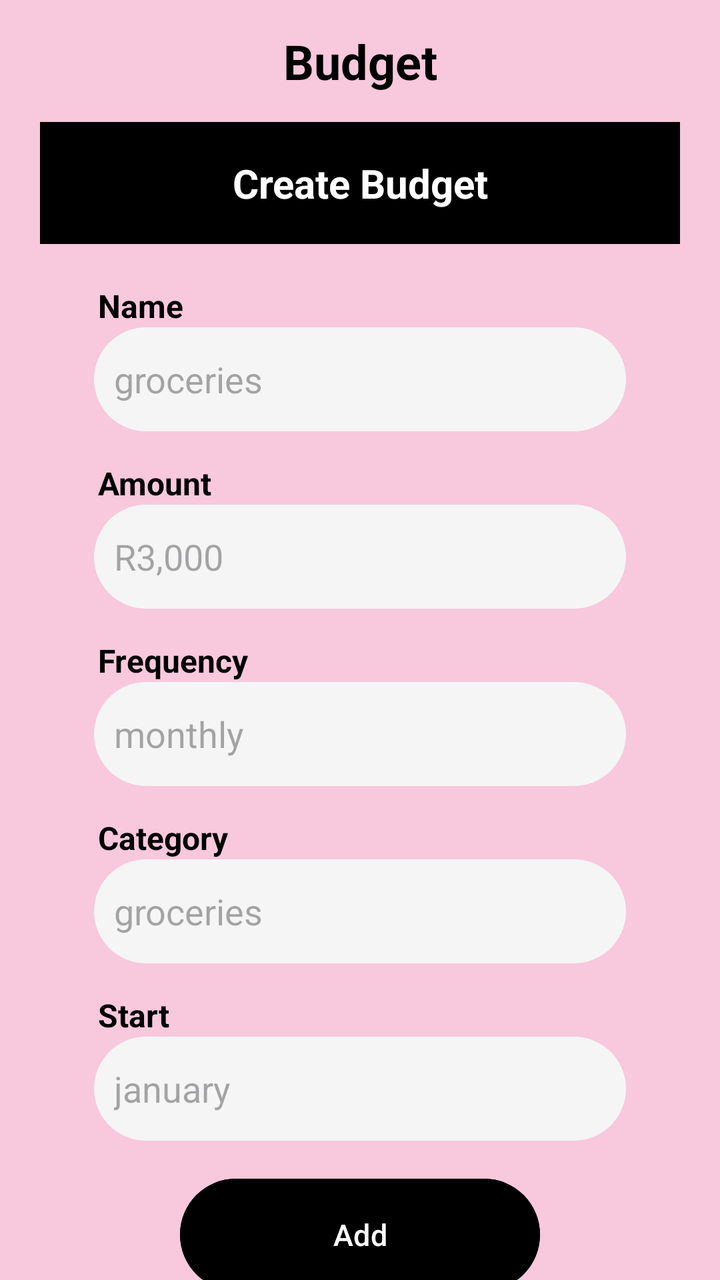
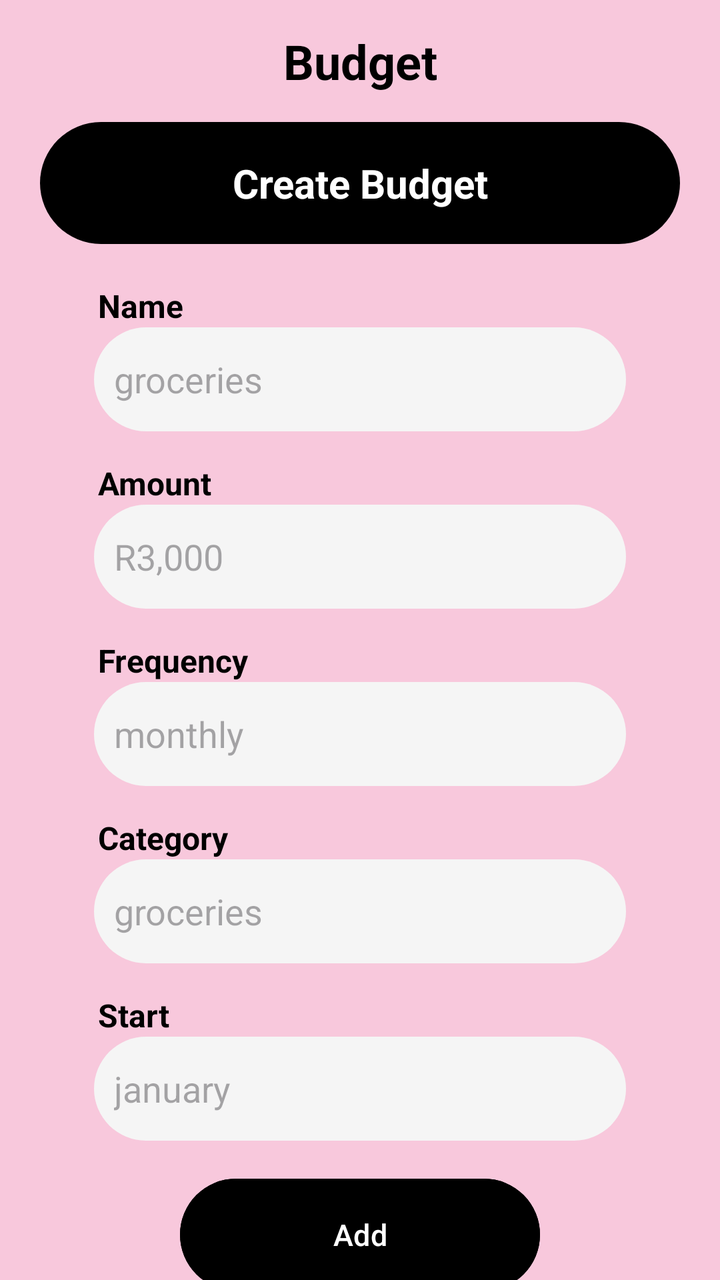

Two renders of the same Android screen: before a commit and after it. Below are the layout's source before the change and the commit's diff.
<!-- AndroidManifest.xml: application theme Theme.PiggyApp -->
<!-- res/layout/activity_budget.xml -->
<?xml version="1.0" encoding="utf-8"?>
<LinearLayout xmlns:android="http://schemas.android.com/apk/res/android"
    xmlns:app="http://schemas.android.com/apk/res-auto"
    xmlns:tools="http://schemas.android.com/tools"
    android:id="@+id/main"
    android:layout_width="match_parent"
    android:layout_height="match_parent"
    android:orientation="vertical"
    tools:context=".BudgetActivity">

<LinearLayout
    android:layout_width="match_parent"
    android:layout_height="match_parent"
    android:background="@color/piggy_pink"
    android:gravity="center_horizontal"
    android:orientation="vertical">

    <TextView
        android:id="@+id/textView"
        android:layout_width="262dp"
        android:layout_height="61dp"
        android:gravity="center"
        android:text="Budget"
        android:textStyle="bold"
        android:textColor="@color/piggy_black"
        android:textAlignment="center"
        android:textSize="24sp" />
    <TextView
        android:id="@+id/textView22"
        android:layout_width="match_parent"
        android:layout_height="61dp"
        android:gravity="center"
        android:text="Create Budget"
        android:textAlignment="center"
        android:textStyle="bold"
        android:textSize="20sp"
        android:textColor="@color/piggy_white"
        android:background="@color/piggy_black"
        android:layout_marginBottom="20dp"
        android:layout_marginLeft="20dp"
        android:layout_marginRight="20dp" />

    <TextView
        android:id="@+id/textView24"
        android:layout_width="262dp"
        android:layout_height="wrap_content"
        android:text="Name"
        android:textAlignment="textStart"
        android:textColor="@color/piggy_black"
        android:textSize="16sp"
        android:textStyle="bold" />

    <EditText
        android:id="@+id/edtUsername"
        android:layout_width="266dp"
        android:layout_height="52dp"
        android:layout_marginBottom="15dp"
        android:background="@drawable/rounded_corners"
        android:ems="10"
        android:hint="groceries"
        android:inputType="text"
        android:paddingLeft="10dp" />

    <TextView
        android:id="@+id/textView23"
        android:layout_width="262dp"
        android:layout_height="wrap_content"
        android:text="Amount"
        android:textAlignment="textStart"
        android:textColor="@color/piggy_black"
        android:textSize="16sp"
        android:textStyle="bold" />

    <EditText
        android:id="@+id/editTextText2"
        android:layout_width="266dp"
        android:layout_height="52dp"
        android:layout_marginBottom="15dp"
        android:background="@drawable/rounded_corners"
        android:ems="10"
        android:hint="R3,000"
        android:inputType="number"
        android:paddingLeft="10dp" />

    <TextView
        android:id="@+id/textView25"
        android:layout_width="262dp"
        android:layout_height="wrap_content"
        android:text="Frequency"
        android:textAlignment="textStart"
        android:textColor="@color/piggy_black"
        android:textSize="16sp"
        android:textStyle="bold"/>

    <EditText
        android:id="@+id/editTextText3"
        android:layout_width="266dp"
        android:layout_height="52dp"
        android:layout_marginBottom="15dp"
        android:background="@drawable/rounded_corners"
        android:ems="10"
        android:hint="monthly"
        android:inputType="text"
        android:paddingLeft="10dp" />

    <TextView
        android:id="@+id/textView26"
        android:layout_width="262dp"
        android:layout_height="wrap_content"
        android:text="Category"
        android:textAlignment="textStart"
        android:textColor="@color/piggy_black"
        android:textSize="16sp"
        android:textStyle="bold" />

    <EditText
        android:id="@+id/editTextText33"
        android:layout_width="266dp"
        android:layout_height="52dp"
        android:layout_marginBottom="15dp"
        android:background="@drawable/rounded_corners"
        android:ems="10"
        android:hint="groceries"
        android:inputType="text"
        android:paddingLeft="10dp" />

    <TextView
        android:id="@+id/textView222"
        android:layout_width="262dp"
        android:layout_height="wrap_content"
        android:text="Start"
        android:textAlignment="textStart"
        android:textColor="@color/piggy_black"
        android:textSize="16sp"
        android:textStyle="bold" />

    <EditText
        android:id="@+id/editTextText4"
        android:layout_width="266dp"
        android:layout_height="52dp"
        android:layout_marginBottom="15dp"
        android:background="@drawable/rounded_corners"
        android:ems="10"
        android:hint="january"
        android:inputType="text"
        android:paddingLeft="10dp" />

    <Button
        android:id="@+id/btnLogin"
        android:layout_width="180dp"
        android:layout_height="64dp"
        android:backgroundTint="@color/piggy_black"
        android:text="Add"
        android:textSize="15sp" />
    <Button
        android:id="@+id/myBudgetsButton"
        android:layout_width="180dp"
        android:layout_height="64dp"
        android:backgroundTint="@color/piggy_black"
        android:text="My Budgets"
        android:textSize="15sp" />


</LinearLayout>

</LinearLayout>
<!-- resources referenced by this layout -->
<resources>
  <color name="piggy_black">#000000</color>
  <color name="piggy_pink">#F8C8DC</color>
  <color name="piggy_white">#FFFFFF</color>
  <!-- drawable rounded_corners (drawable) -->
  <?xml version="1.0" encoding="utf-8"?>
  <shape xmlns:android="http://schemas.android.com/apk/res/android"
      android:shape="rectangle"
      android:padding="10dp">
  
      <solid android:color="@color/piggy_gray" />
      <corners
  
          android:radius="250dp"/>
  </shape>
  <style name="Theme.PiggyApp" parent="Base.Theme.PiggyApp" />
  <color name="piggy_gray">#F5F5F5</color>
  <style name="Base.Theme.PiggyApp" parent="Theme.Material3.DayNight.NoActionBar">
          
          
      </style>
</resources>

<!-- the commit's change to res/layout/activity_budget.xml (unified diff, before → after) -->
@@ -25,6 +25,7 @@
         android:textColor="@color/piggy_black"
         android:textAlignment="center"
         android:textSize="24sp" />
+
     <TextView
         android:id="@+id/textView22"
         android:layout_width="match_parent"
@@ -35,7 +36,7 @@
         android:textStyle="bold"
         android:textSize="20sp"
         android:textColor="@color/piggy_white"
-        android:background="@color/piggy_black"
+        android:background="@drawable/black_rounded_corners"
         android:layout_marginBottom="20dp"
         android:layout_marginLeft="20dp"
         android:layout_marginRight="20dp" />
<!-- resource entries referenced after the edit -->
@@ -3,6 +3,17 @@
   <color name="piggy_black">#000000</color>
   <color name="piggy_pink">#F8C8DC</color>
   <color name="piggy_white">#FFFFFF</color>
+  <!-- drawable black_rounded_corners (drawable) -->
+  <?xml version="1.0" encoding="utf-8"?>
+  <shape xmlns:android="http://schemas.android.com/apk/res/android"
+      android:shape="rectangle"
+      android:padding="10dp">
+  
+      <solid android:color="@color/piggy_black" />
+      <corners
+  
+          android:radius="250dp"/>
+  </shape>
   <!-- drawable rounded_corners (drawable) -->
   <?xml version="1.0" encoding="utf-8"?>
   <shape xmlns:android="http://schemas.android.com/apk/res/android"
